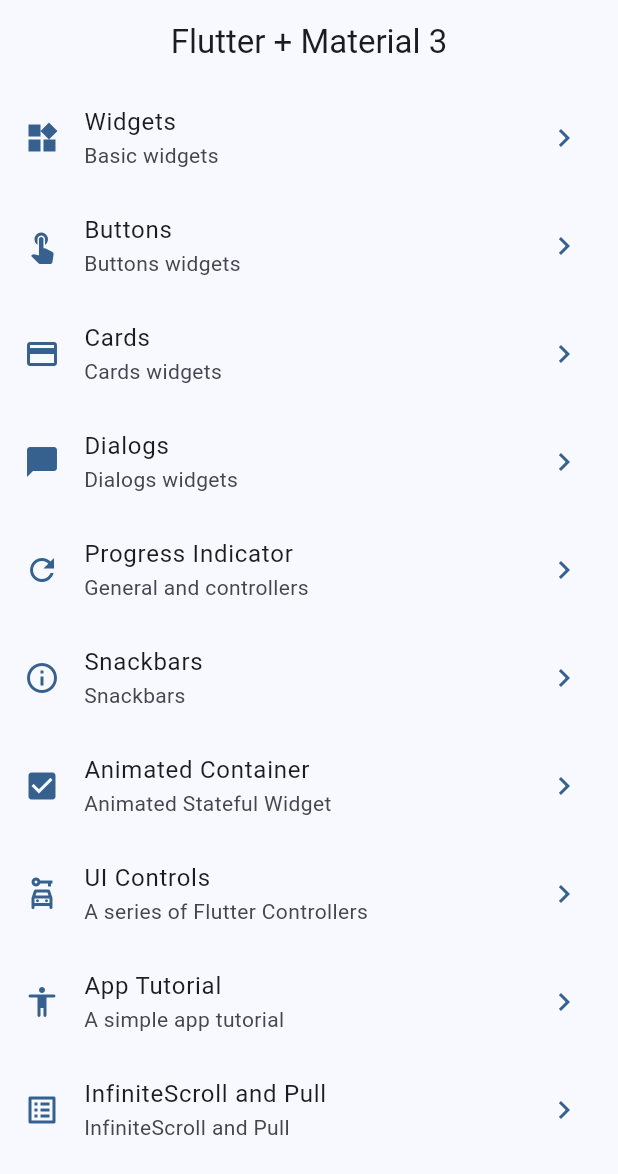
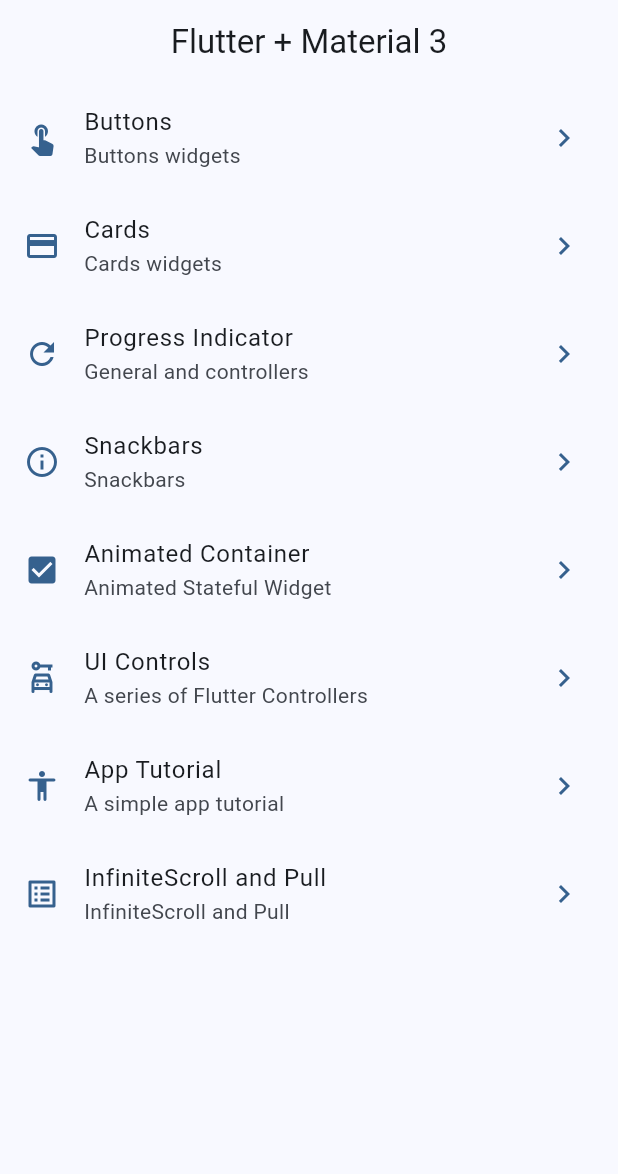
Before and after one commit to WWZ90/widgets_app, a Flutter app: the screen it shows after launch, on a phone screen of 412 x 824 dp. Shown: the top 1174 px of the screen. Run offline on Flutter 3.47's test engine with Material 3 defaults, Android fonts, the phone set to English and light mode, and no system bars; our stand-ins replace animate_do, go_router.

Commit message:
Removing unused

```diff
--- a/lib/config/menu/menu_items.dart
+++ b/lib/config/menu/menu_items.dart
@@ -16,12 +16,6 @@ class MenuItem {
 
 const appMenuItems = <MenuItem>[
   MenuItem(
-    title: 'Widgets',
-    subTitle: 'Basic widgets',
-    link: '/widgets',
-    icon: Icons.widgets,
-  ),
-  MenuItem(
     title: 'Buttons',
     subTitle: 'Buttons widgets',
     link: '/buttons',
@@ -32,12 +26,6 @@ const appMenuItems = <MenuItem>[
     subTitle: 'Cards widgets',
     link: '/cards',
     icon: Icons.credit_card,
-  ),
-  MenuItem(
-    title: 'Dialogs',
-    subTitle: 'Dialogs widgets',
-    link: '/dialogs',
-    icon: Icons.chat_bubble,
   ),
   MenuItem(
     title: 'Progress Indicator',
--- a/lib/config/router/app_router.dart
+++ b/lib/config/router/app_router.dart
@@ -10,11 +10,6 @@ final appRouter = GoRouter(
       builder: (context, state) => HomeScreen(),
     ),
     GoRoute(
-      path: '/widgets',
-      name: WidgetsScreen.name,
-      builder: (context, state) => WidgetsScreen(),
-    ),
-    GoRoute(
       path: '/buttons',
       name: ButtonsScreen.name,
       builder: (context, state) => ButtonsScreen(),
@@ -23,11 +18,6 @@ final appRouter = GoRouter(
       path: '/cards',
       name: CardsScreen.name,
       builder: (context, state) => CardsScreen(),
-    ),
-    GoRoute(
-      path: '/dialogs',
-      name: DialogsScreen.name,
-      builder: (context, state) => DialogsScreen(),
     ),
     GoRoute(
       path: '/progress',
--- a/lib/presentation/screens/screens.dart
+++ b/lib/presentation/screens/screens.dart
@@ -2,10 +2,8 @@ export 'package:widgets_app/presentation/screens/animated/animated_screen.dart';
 export 'package:widgets_app/presentation/screens/app_tutorial/app_tutorial_screen.dart';
 export 'package:widgets_app/presentation/screens/buttons/buttons_screen.dart';
 export 'package:widgets_app/presentation/screens/cards/cards_screen.dart';
-export 'package:widgets_app/presentation/screens/dialogs/dialogs_screen.dart';
 export 'package:widgets_app/presentation/screens/home/home_screen.dart';
 export 'package:widgets_app/presentation/screens/infinite_scroll/infinite_scroll_screen.dart';
 export 'package:widgets_app/presentation/screens/progress/progress_screen.dart';
 export 'package:widgets_app/presentation/screens/snackbar/snackbar_screen.dart';
 export 'package:widgets_app/presentation/screens/ui_controls/ui_controls_screen.dart';
-export 'package:widgets_app/presentation/screens/widgets/widgets_screen.dart';
```
Also changed, not shown: lib/presentation/screens/dialogs/dialogs_screen.dart (deleted, +0 -17 lines), lib/presentation/screens/widgets/widgets_screen.dart (deleted, +0 -17 lines).
